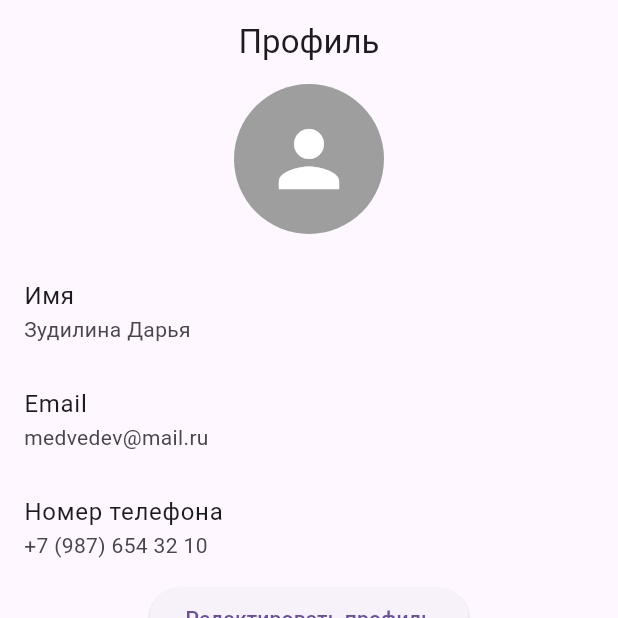
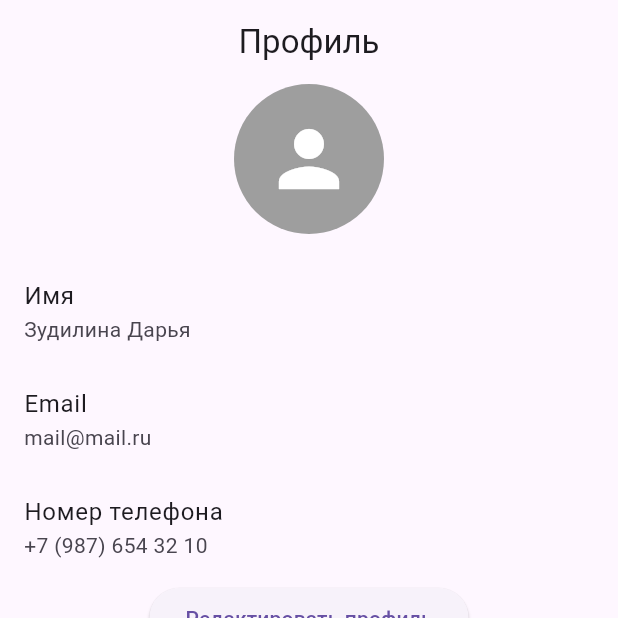
Before and after one commit to Sorelim/PKS_SHOP, a Flutter app: the screen it shows after launch, item 4 of the bottom bar chosen, on a phone screen of 412 x 824 dp, the top half of it. Run offline on Flutter 3.47's test engine with Material 3 defaults, Android fonts, the phone set to English and light mode, and no system bars; our stand-ins replace flutter_svg; network calls fail; project files that could hold a hidden picture were left out.

Commit message:
Update user_screen.dart

```diff
--- a/pks6/lib/screens/user_screen.dart
+++ b/pks6/lib/screens/user_screen.dart
@@ -7,7 +7,7 @@ class UserScreen extends StatefulWidget {
 
 class _UserScreenState extends State<UserScreen> {
   String _name = 'Зудилина Дарья';
-  String _email = 'medvedev@mail.ru';
+  String _email = 'mail@mail.ru';
   String _phone = '+7 (987) 654 32 10';
 
   void _editProfile() {
```
